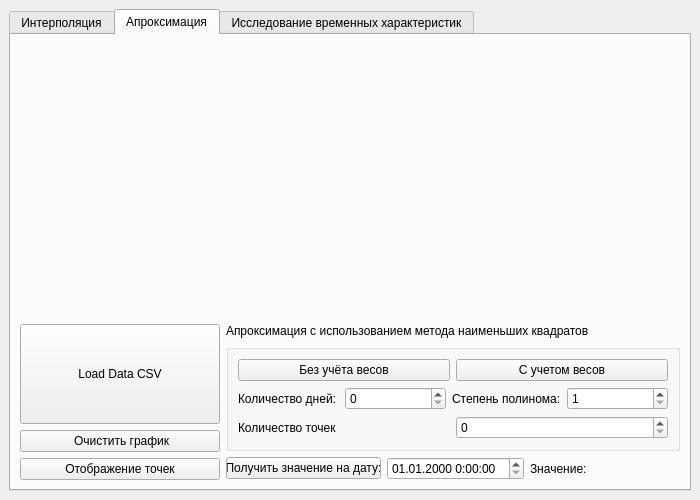
Qt form src/algo_trading/views/mainwindow.ui (sbevza/A8_Algorithmic_trading) before a commit.
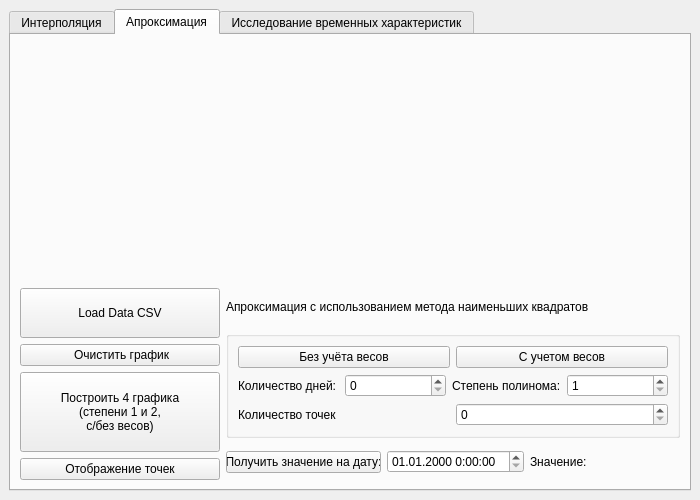
The same form after that commit. The open tabs and pages were chosen to show the change. Custom widgets are drawn as their Qt base class.

What changed in the file:
```diff
--- a/src/algo_trading/views/mainwindow.ui
+++ b/src/algo_trading/views/mainwindow.ui
@@ -362,7 +362,7 @@
               <property name="minimumSize">
                <size>
                 <width>100</width>
-                <height>100</height>
+                <height>50</height>
                </size>
               </property>
               <property name="maximumSize">
@@ -401,6 +401,21 @@
               </property>
              </widget>
             </item>
+            <item>
+             <widget class="QPushButton" name="btn_plot_four_graphs">
+              <property name="minimumSize">
+               <size>
+                <width>0</width>
+                <height>80</height>
+               </size>
+              </property>
+              <property name="text">
+               <string>Построить 4 графика
+(степени 1 и 2,
+с/без весов)</string>
+              </property>
+             </widget>
+            </item>
             <item>
              <widget class="QPushButton" name="btn_show_approximation_points">
               <property name="sizePolicy">
```
